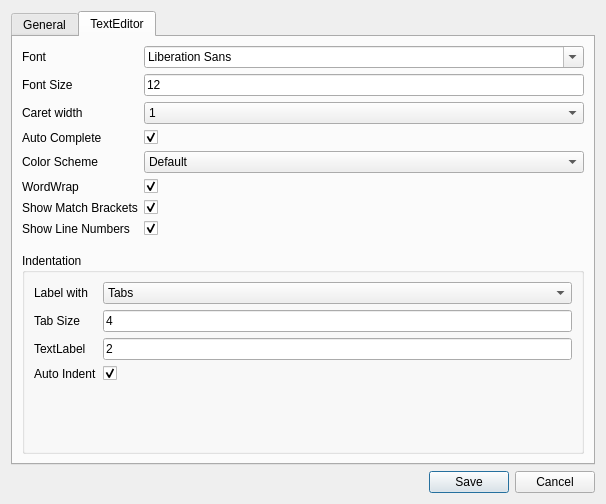
The window that src/settings.ui (kum8r/SimpleCodeEditor) describes before a commit, drawn with Qt 5.
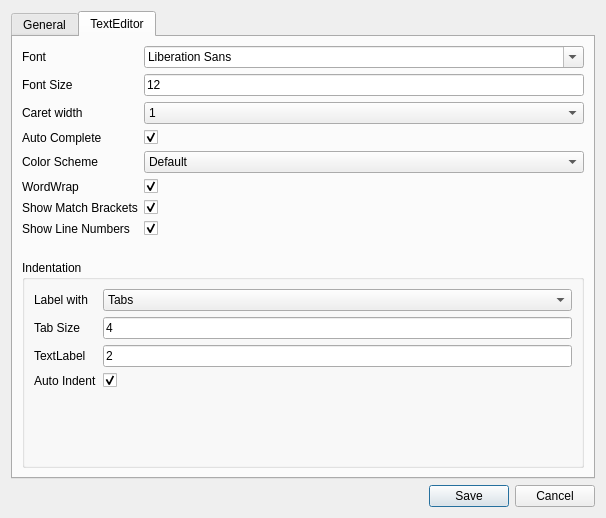
The same window after the commit. The open tabs and pages were chosen to show the change.

```diff
--- a/src/settings.ui
+++ b/src/settings.ui
@@ -7,7 +7,7 @@
     <x>0</x>
     <y>0</y>
     <width>606</width>
-    <height>504</height>
+    <height>518</height>
    </rect>
   </property>
   <property name="windowTitle">
```
Left out of the diff: 2 changed lines with no effect on the pictures.
